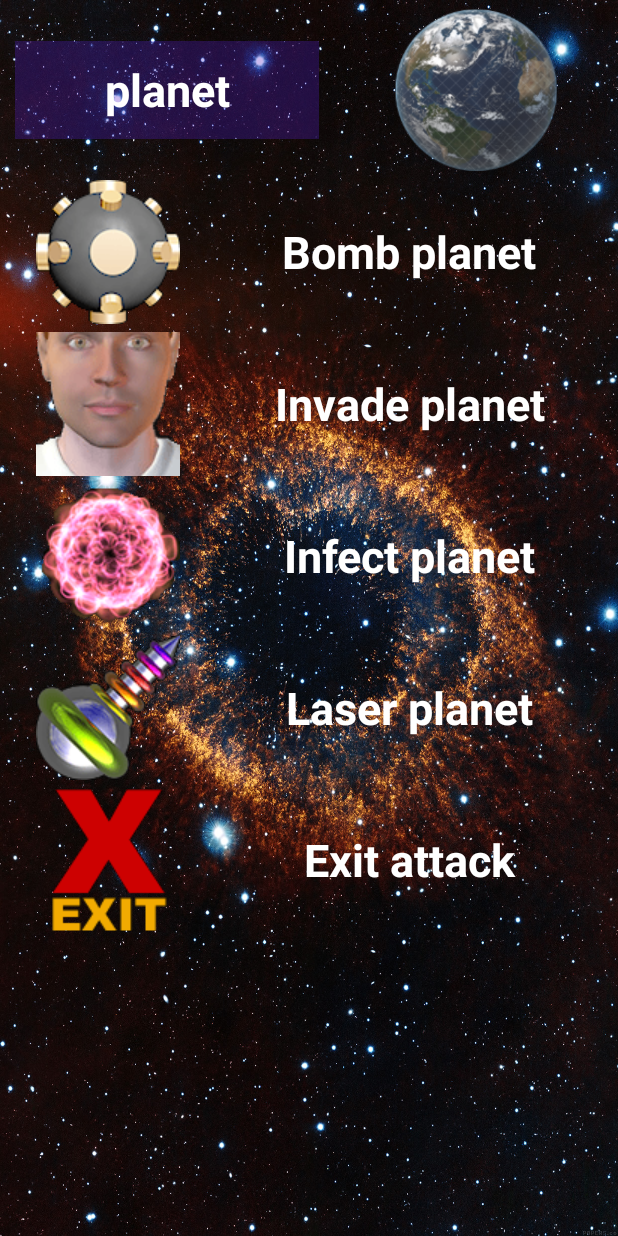
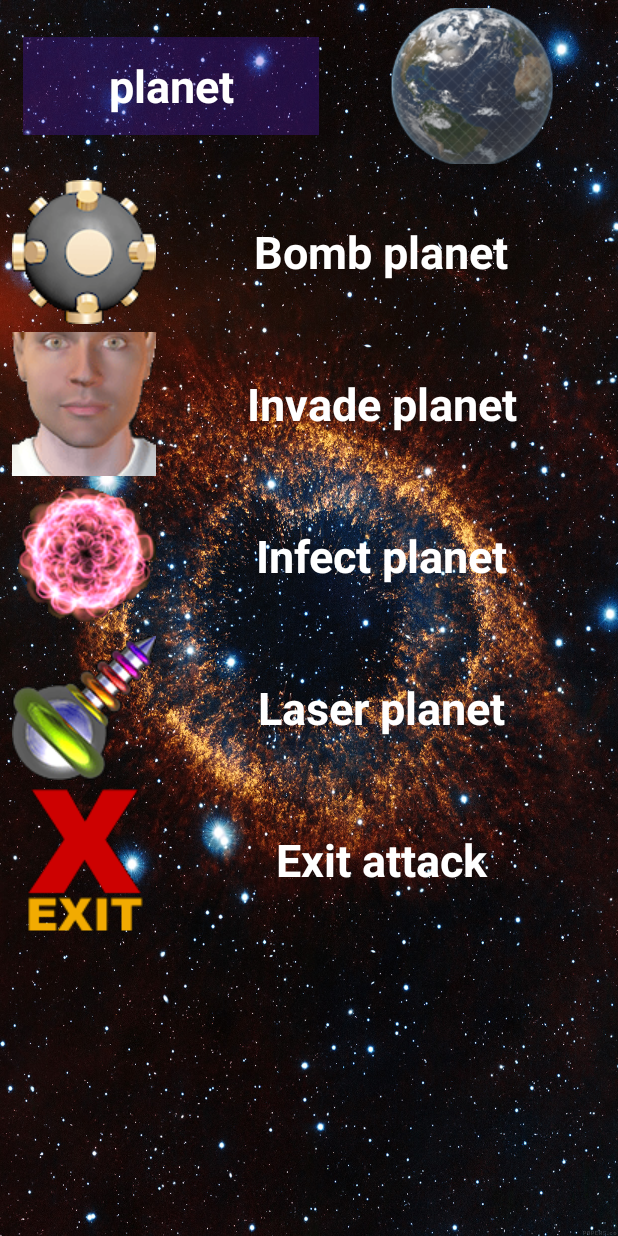
Before and after one commit to yaminyassin/Universe-Explorer, an Android app: the layout activity_attack_planet.xml on its own in the app's theme, with its tools: preview values and no code run, on a phone screen of 412 x 824 dp. Run offline under Robolectric (Android 15) with nearby library versions, the phone set to English and light mode, and no system bars.

Commit message:
AttackPlanet ja vai buscar valores no xml PlanetActivity envia intent pra AttackPlanet e modificado o layout

```diff
--- a/app/src/main/AndroidManifest.xml
+++ b/app/src/main/AndroidManifest.xml
@@ -9,7 +9,9 @@
         android:roundIcon="@mipmap/ic_launcher_round"
         android:supportsRtl="true"
         android:theme="@style/AppTheme">
-        <activity android:name=".AttackPlanet"></activity>
+
+        <activity android:name=".AttackPlanet"
+            android:parentActivityName=".MainActivity"/>
         <activity
             android:name=".SelectPlanetActivity"
             android:parentActivityName=".MainActivity" />
--- a/app/src/main/java/dam/a45149/universeexplorer/MainActivity.java
+++ b/app/src/main/java/dam/a45149/universeexplorer/MainActivity.java
@@ -5,7 +5,6 @@ import androidx.appcompat.app.AppCompatActivity;
 import android.annotation.SuppressLint;
 import android.content.Intent;
 import android.graphics.Color;
-import android.media.Image;
 import android.os.Bundle;
 import android.os.Handler;
 import android.view.Gravity;
@@ -14,7 +13,6 @@ import android.view.MenuInflater;
 import android.view.MenuItem;
 import android.view.MotionEvent;
 import android.view.View;
-import android.view.inspector.StaticInspectionCompanionProvider;
 import android.widget.ImageView;
 import android.widget.LinearLayout;
 import android.widget.TextView;
--- a/app/src/main/res/layout/activity_attack_planet.xml
+++ b/app/src/main/res/layout/activity_attack_planet.xml
@@ -18,7 +18,8 @@
         <LinearLayout
             android:id="@+id/attackLayout1"
             android:layout_width="match_parent"
-            android:layout_height="120dp"
+            android:layout_height="104dp"
+            android:layout_margin="5dp"
             android:gravity="center"
             android:orientation="horizontal">
 
@@ -51,33 +52,32 @@
             android:id="@+id/attackLayout2"
             android:layout_width="match_parent"
             android:layout_height="wrap_content"
+            android:layout_gravity="center|fill_horizontal"
             android:layout_marginLeft="5dp"
+            android:layout_marginTop="5dp"
             android:layout_marginRight="5dp"
             android:orientation="vertical">
 
             <LinearLayout
                 android:id="@+id/linear1"
                 android:layout_width="match_parent"
-                android:layout_height="0dp"
+                android:layout_height="wrap_content"
                 android:layout_marginBottom="5dp"
-                android:layout_weight="1"
                 android:gravity="center"
                 android:orientation="horizontal">
 
                 <ImageButton
                     android:id="@+id/bombButton"
-                    android:layout_width="0dp"
+                    android:layout_width="wrap_content"
                     android:layout_height="wrap_content"
-                    android:layout_weight="1"
                     android:background="#00FFFFFF"
                     android:contentDescription="@string/firstPlanet"
                     app:srcCompat="@drawable/attackbomb" />
 
                 <TextView
                     android:id="@+id/bombText"
-                    android:layout_width="0dp"
+                    android:layout_width="300dp"
                     android:layout_height="wrap_content"
-                    android:layout_weight="2"
                     android:text="@string/bombText"
                     android:textAlignment="center"
                     android:textColor="#FFFFFF"
@@ -89,26 +89,23 @@
             <LinearLayout
                 android:id="@+id/linear2"
                 android:layout_width="match_parent"
-                android:layout_height="0dp"
+                android:layout_height="wrap_content"
                 android:layout_marginBottom="5dp"
-                android:layout_weight="1"
                 android:gravity="center"
                 android:orientation="horizontal">
 
                 <ImageButton
                     android:id="@+id/invadeButton"
-                    android:layout_width="0dp"
+                    android:layout_width="wrap_content"
                     android:layout_height="wrap_content"
-                    android:layout_weight="1"
                     android:background="#00FFFFFF"
                     android:contentDescription="@string/firstPlanet"
                     app:srcCompat="@drawable/attackinvade" />
 
                 <TextView
                     android:id="@+id/invadeText"
-                    android:layout_width="0dp"
+                    android:layout_width="300dp"
                     android:layout_height="wrap_content"
-                    android:layout_weight="2"
                     android:text="@string/invadeText"
                     android:textAlignment="center"
                     android:textColor="#FFFFFF"
@@ -120,26 +117,23 @@
             <LinearLayout
                 android:id="@+id/linear3"
                 android:layout_width="match_parent"
-                android:layout_height="0dp"
+                android:layout_height="wrap_content"
                 android:layout_marginBottom="5dp"
-                android:layout_weight="1"
                 android:gravity="center"
                 android:orientation="horizontal">
 
                 <ImageButton
                     android:id="@+id/infectButton"
-                    android:layout_width="0dp"
+                    android:layout_width="wrap_content"
                     android:layout_height="wrap_content"
-                    android:layout_weight="1"
                     android:background="#00FFFFFF"
                     android:contentDescription="@string/firstPlanet"
                     app:srcCompat="@drawable/attackvirus2" />
 
                 <TextView
                     android:id="@+id/infectText"
-                    android:layout_width="0dp"
+                    android:layout_width="300dp"
                     android:layout_height="wrap_content"
-                    android:layout_weight="2"
                     android:text="@string/infectText"
                     android:textAlignment="center"
                     android:textColor="#FFFFFF"
@@ -151,26 +145,23 @@
             <LinearLayout
                 android:id="@+id/linear4"
                 android:layout_width="match_parent"
-                android:layout_height="0dp"
+                android:layout_height="wrap_content"
                 android:layout_marginBottom="5dp"
-                android:layout_weight="1"
                 android:gravity="center"
                 android:orientation="horizontal">
 
                 <ImageButton
                     android:id="@+id/laserButton"
-                    android:layout_width="0dp"
+                    android:layout_width="wrap_content"
                     android:layout_height="wrap_content"
-                    android:layout_weight="1"
                     android:background="#00FFFFFF"
                     android:contentDescription="@string/firstPlanet"
                     app:srcCompat="@drawable/attacklaser" />
 
                 <TextView
                     android:id="@+id/laserText"
-                    android:layout_width="0dp"
+                    android:layout_width="300dp"
                     android:layout_height="wrap_content"
-                    android:layout_weight="2"
                     android:text="@string/laserText"
                     android:textAlignment="center"
                     android:textColor="#FFFFFF"
@@ -182,26 +173,23 @@
             <LinearLayout
                 android:id="@+id/linear5"
                 android:layout_width="match_parent"
-                android:layout_height="0dp"
+                android:layout_height="wrap_content"
                 android:layout_marginBottom="5dp"
-                android:layout_weight="1"
                 android:gravity="center"
                 android:orientation="horizontal">
 
                 <ImageButton
                     android:id="@+id/exitButton"
-                    android:layout_width="0dp"
+                    android:layout_width="wrap_content"
                     android:layout_height="wrap_content"
-                    android:layout_weight="1"
                     android:background="#00FFFFFF"
                     android:contentDescription="@string/exitText"
                     app:srcCompat="@drawable/attackexit" />
 
                 <TextView
                     android:id="@+id/exitText"
-                    android:layout_width="0dp"
+                    android:layout_width="300dp"
                     android:layout_height="wrap_content"
-                    android:layout_weight="2"
                     android:text="@string/exitText"
                     android:textAlignment="center"
                     android:textColor="#FFFFFF"
@@ -211,6 +199,7 @@
             </LinearLayout>
 
         </LinearLayout>
+
     </LinearLayout>
 
 </androidx.constraintlayout.widget.ConstraintLayout>
--- a/app/src/main/res/menu/menu.xml
+++ b/app/src/main/res/menu/menu.xml
@@ -7,4 +7,7 @@
     <item
         android:id="@+id/showSurface"
         android:title="@string/showSurface" />
+    <item
+        android:id="@+id/AttackPlanet"
+        android:title="@string/menuAttack"/>
 </menu>
--- a/app/src/main/res/values/strings.xml
+++ b/app/src/main/res/values/strings.xml
@@ -22,4 +22,5 @@
     <string name="exitText">Exit attack</string>
 
     <string name="menuEdit">Update Planet Data</string>
+    <string name="menuAttack">Attack Planet</string>
 </resources>
```
Also changed, not shown: app/src/main/java/dam/a45149/universeexplorer/AttackPlanet.java (+31 -1 lines), app/src/main/java/dam/a45149/universeexplorer/PlanetActivity.java (+18 -0 lines).
